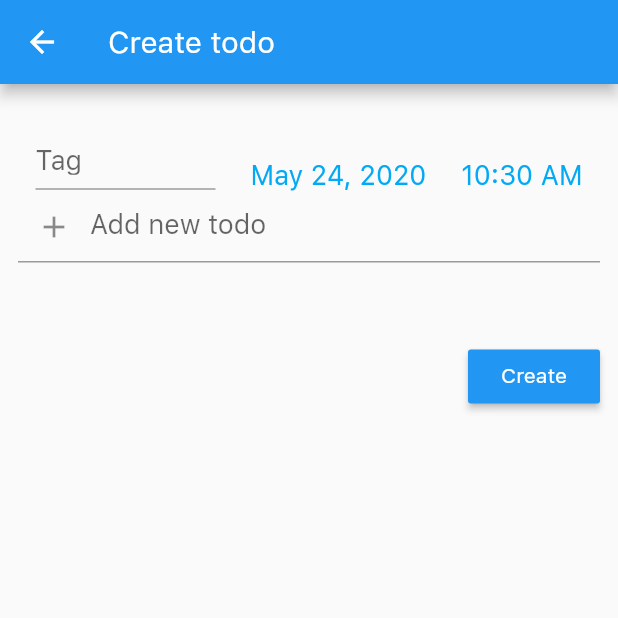
After one commit to ViktoriiaKovalova/viskonsin-todolist-client, a Flutter app: the CreateTodoScreen screen opened by its route, on a phone screen of 412 x 824 dp, the top half of it. The commit adds this screen. Run offline on Flutter 3.47's test engine with Material 2 defaults, Android fonts, the light colour scheme and no system bars.

Commit message:
create edit

```diff
--- /dev/null
+++ b/lib/components/todo_form.dart
@@ -0,0 +1,241 @@
+import 'package:flutter/material.dart';
+import 'package:intl/intl.dart';
+import '../models/todo.dart';
+
+class TodoForm extends StatefulWidget {
+  final Todo todo;
+
+  TodoForm(this.todo);
+
+  @override
+  _TodoFormState createState() => _TodoFormState();
+}
+
+class _TodoFormState extends State<TodoForm> {
+  final _formKey = GlobalKey<FormState>();
+
+  /* form data */
+  String _label;
+  String _note;
+  int _projectId = -1;
+  DateTime _selectedDate = DateTime.now();
+  TimeOfDay _selectedTime = TimeOfDay.now();
+
+  @override
+  void initState() {
+    if (widget.todo != null) {
+      _selectedDate = DateTime.fromMillisecondsSinceEpoch(
+        widget.todo.timestamp,
+      );
+
+      _selectedTime = TimeOfDay.fromDateTime(
+        DateTime.fromMillisecondsSinceEpoch(
+          widget.todo.timestamp,
+        ),
+      );
+    }
+
+    super.initState();
+  }
+
+  void _presentDatePicker() {
+    showDatePicker(
+      context: context,
+      initialDate: widget.todo == null
+          ? DateTime.now()
+          : DateTime.fromMillisecondsSinceEpoch(
+              widget.todo.timestamp,
+            ),
+      firstDate: DateTime(1970),
+      lastDate: DateTime.now(),
+    ).then((pickedData) {
+      if (pickedData == null) {
+        return;
+      }
+      setState(() {
+        _selectedDate = pickedData;
+      });
+    });
+  }
+
+  Future<Null> _selectTime(BuildContext context) async {
+    TimeOfDay selectedTime = await showTimePicker(
+      context: context,
+      initialTime: widget.todo == null
+          ? TimeOfDay.now()
+          : TimeOfDay.fromDateTime(
+              DateTime.fromMillisecondsSinceEpoch(
+                widget.todo.timestamp,
+              ),
+            ),
+    );
+
+    MaterialLocalizations localizations = MaterialLocalizations.of(context);
+    if (selectedTime != null) {
+      String formattedTime = localizations.formatTimeOfDay(selectedTime,
+          alwaysUse24HourFormat: false);
+      if (formattedTime != null) {
+        setState(() {
+          _selectedTime = selectedTime;
+        });
+      }
+    }
+  }
+
+  @override
+  Widget build(BuildContext context) {
+    return Center(
+      child: Padding(
+        padding: const EdgeInsets.symmetric(
+          horizontal: 12.0,
+          vertical: 50.0,
+        ),
+        child: Form(
+          key: _formKey,
+          child: Column(
+            mainAxisAlignment: MainAxisAlignment.start,
+            crossAxisAlignment: CrossAxisAlignment.start,
+            children: <Widget>[
+              _buildButtonAndTimeRow(),
+              _buildButtonAndInputTextRow(),
+            ],
+          ),
+        ),
+      ),
+    );
+  }
+
+  Widget _buildButtonAndTimeRow() {
+    MaterialLocalizations localizations = MaterialLocalizations.of(context);
+    String formattedTime = localizations.formatTimeOfDay(_selectedTime,
+        alwaysUse24HourFormat: false);
+
+    final tagInput = _buildInput(
+      (value) {
+        _label = value;
+      },
+      (val) {},
+      "Tag",
+    );
+
+    final dateInput = GestureDetector(
+      onTap: _presentDatePicker,
+      child: Text(
+        '${DateFormat.yMMMMd("en_US").format(_selectedDate)}',
+        style: TextStyle(
+          color: Colors.lightBlue,
+          fontSize: 18,
+        ),
+        textAlign: TextAlign.center,
+      ),
+    );
+
+    final timeInput = GestureDetector(
+      onTap: () async {
+        await _selectTime(context);
+      },
+      child: Text(
+        formattedTime,
+        style: TextStyle(
+          color: Colors.lightBlue,
+          fontSize: 18,
+        ),
+        textAlign: TextAlign.center,
+      ),
+    );
+
+    /* result */
+    return Row(
+      mainAxisAlignment: MainAxisAlignment.spaceAround,
+      crossAxisAlignment: CrossAxisAlignment.center,
+      children: <Widget>[
+        tagInput,
+        dateInput,
+        timeInput,
+      ],
+    );
+  }
+
+  Widget _buildButtonAndInputTextRow() {
+    final submitButton = RaisedButton(
+      onPressed: () {},
+      child: Text(
+        widget.todo == null ? "Create" : "Edit",
+        style: TextStyle(
+          color: Colors.white,
+        ),
+      ),
+      color: Colors.blue,
+    );
+
+    return Column(
+      mainAxisAlignment: MainAxisAlignment.start,
+      crossAxisAlignment: CrossAxisAlignment.end,
+      children: <Widget>[
+        _buildMiltiLineInput(
+          (value) {
+            _note = value;
+          },
+          (val) {},
+          "Add new todo",
+        ),
+        submitButton,
+      ],
+    );
+  }
+
+  Widget _buildInput(
+    Function onSaveHandler,
+    Function validator,
+    String hint,
+  ) {
+    return Container(
+      height: 20,
+      width: 120,
+      child: TextFormField(
+        initialValue: widget.todo == null ? "" : widget.todo.label,
+        onSaved: onSaveHandler,
+        minLines: 1,
+        maxLines: 1,
+        validator: (value) {
+          return null;
+        },
+        keyboardType: TextInputType.text,
+        style: TextStyle(
+          fontSize: 18,
+        ),
+        textAlign: TextAlign.left,
+        decoration: InputDecoration(
+          hintText: hint,
+        ),
+      ),
+    );
+  }
+
+  Widget _buildMiltiLineInput(
+      Function onSaveHandler, Function validator, String hint) {
+    return Container(
+      height: 100,
+      width: double.infinity,
+      child: TextFormField(
+        keyboardType: TextInputType.multiline,
+        initialValue: widget.todo == null ? "" : widget.todo.description,
+        minLines: 1,
+        maxLines: 3,
+        onSaved: onSaveHandler,
+        validator: (value) {
+          return null;
+        },
+        style: TextStyle(
+          fontSize: 18,
+        ),
+        decoration: InputDecoration(
+          prefixIcon: Icon(
+            widget.todo == null ? Icons.add : Icons.edit,
+          ),
+          hintText: hint,
+        ),
+      ),
+    );
+  }
+}
--- a/lib/routes.dart
+++ b/lib/routes.dart
@@ -1,6 +1,10 @@
 import 'package:flutter/widgets.dart';
 import './screens/day_todolist_screen.dart';
+import './screens/todo_detail_screen.dart';
+import './screens/create_todo_screen.dart';
 
 final Map<String, WidgetBuilder> routes = <String, WidgetBuilder>{
   DayTodolistScreen.routeName: (ctx) => DayTodolistScreen(),
+  TodoDetailScreen.routeName: (ctx) => TodoDetailScreen(),
+  CreateTodoScreen.routeName: (ctx) => CreateTodoScreen(),
 };
--- /dev/null
+++ b/lib/screens/create_todo_screen.dart
@@ -0,0 +1,20 @@
+import 'package:flutter/material.dart';
+import '../components/todo_form.dart';
+
+class CreateTodoScreen extends StatelessWidget {
+  static const String routeName = '/create';
+
+  @override
+  Widget build(BuildContext context) {
+    return Scaffold(
+      appBar: _buildNavBar(),
+      body: TodoForm(null),
+    );
+  }
+
+  Widget _buildNavBar() {
+    return AppBar(
+      title: Text("Create todo"),
+    );
+  }
+}
```
Also changed, not shown: lib/providers/todo_provider.dart (+9 -0 lines), lib/screens/day_todolist_screen.dart (+12 -1 lines), lib/screens/todo_detail_screen.dart (added, +34 -0 lines).
